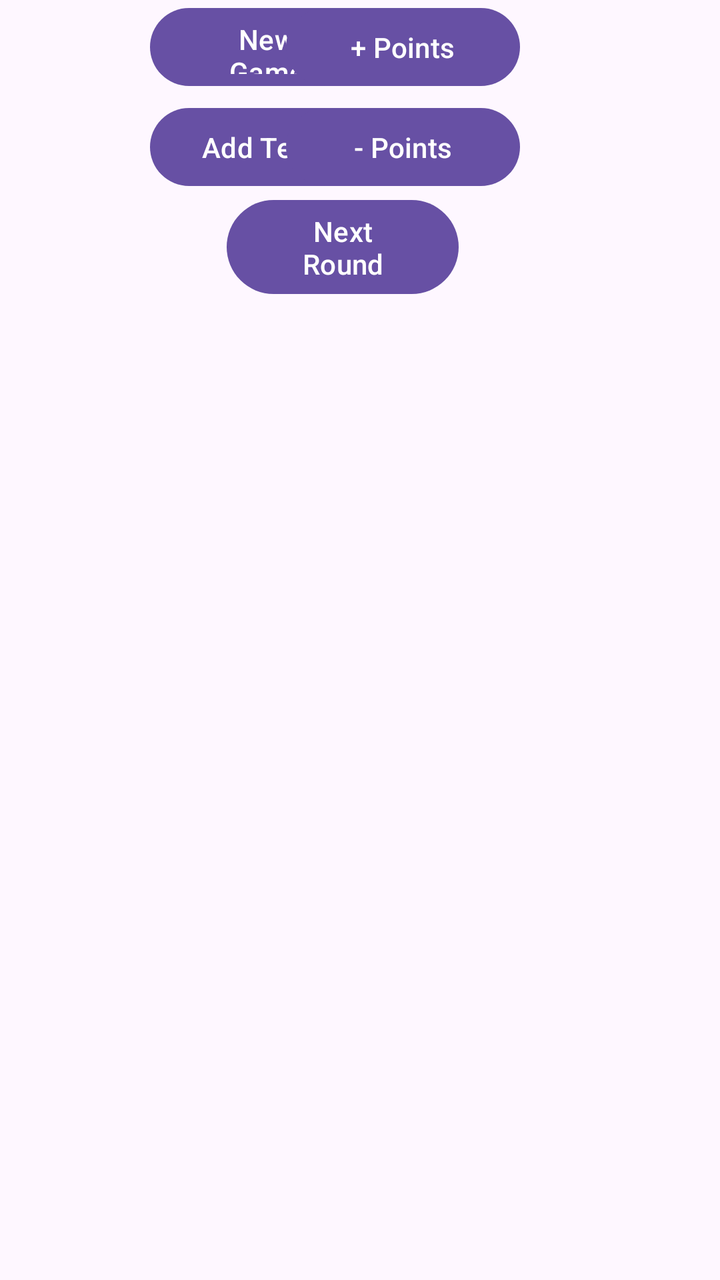
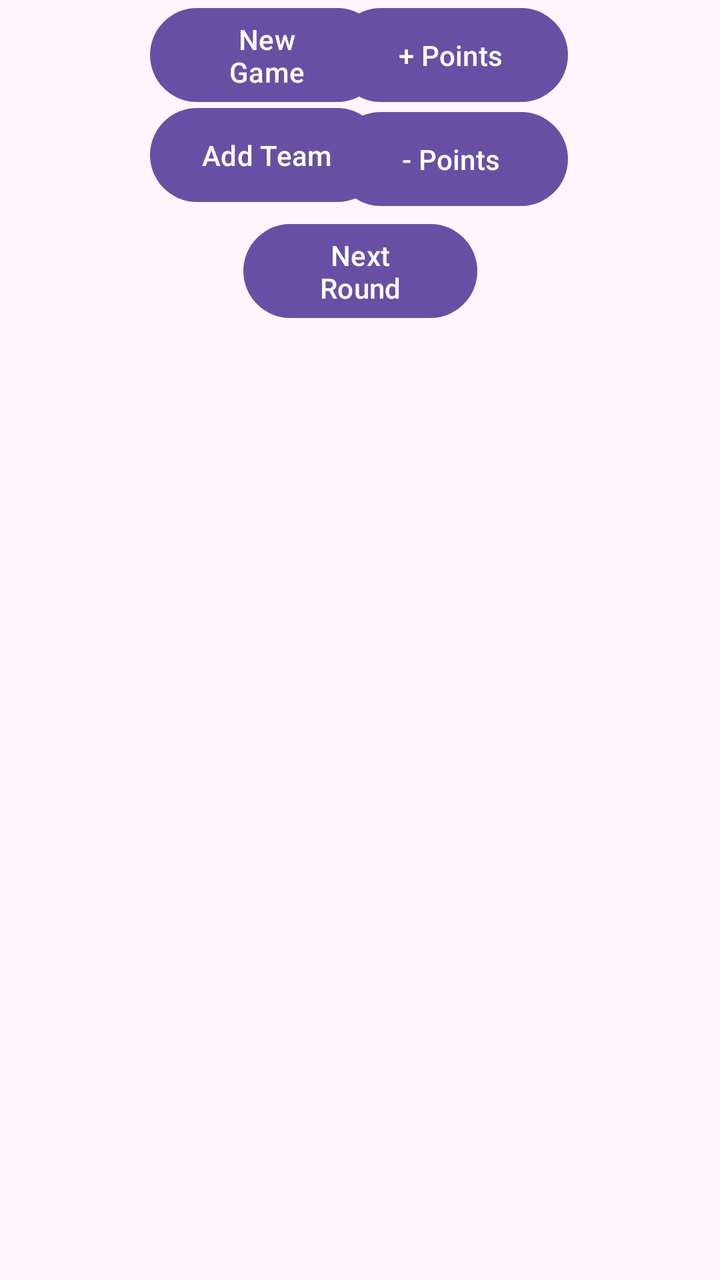

Two renders of the same Android screen: before a commit and after it. Below are the layout's source before the change and the commit's diff.
<!-- AndroidManifest.xml: application theme Theme.Trivia_game -->
<!-- res/layout/activity_main.xml -->
<?xml version="1.0" encoding="utf-8"?>
    <androidx.constraintlayout.widget.ConstraintLayout xmlns:android="http://schemas.android.com/apk/res/android"
            xmlns:app="http://schemas.android.com/apk/res-auto"
            xmlns:tools="http://schemas.android.com/tools"
            android:id="@+id/main"
            android:layout_width="match_parent"
            android:layout_height="match_parent"
            tools:context=".MainActivity">



            <Button
                android:id="@+id/newGame"
                android:layout_width="117dp"
                android:layout_height="47dp"
                android:layout_marginStart="75dp"
                android:text="New Game"
                app:layout_constraintStart_toStartOf="parent"
                app:layout_constraintTop_toTopOf="parent"
                tools:ignore="MissingConstraints" />

            <Button
                android:id="@+id/nextRound"
                android:layout_width="116dp"
                android:layout_height="55dp"
                android:layout_marginTop="96dp"
                android:text="Next Round"
                app:layout_constraintEnd_toEndOf="parent"
                app:layout_constraintHorizontal_bias="0.464"
                app:layout_constraintStart_toStartOf="parent"
                app:layout_constraintTop_toTopOf="parent" />

            <Button
                android:id="@+id/addTeam"
                android:layout_width="117dp"
                android:layout_height="47dp"
                android:layout_marginStart="75dp"
                android:layout_marginTop="50dp"
                android:text="Add Team"
                app:layout_constraintStart_toStartOf="parent"
                app:layout_constraintTop_toTopOf="parent" />

            <Button
                android:id="@+id/addPoints"
                android:layout_width="117dp"
                android:layout_height="47dp"
                android:layout_marginEnd="100dp"
                android:text="+ Points"
                app:layout_constraintEnd_toEndOf="parent"
                app:layout_constraintTop_toTopOf="parent" />

            <Button
                android:id="@+id/subtractPoints"
                android:layout_width="117dp"
                android:layout_height="47dp"
                android:layout_marginTop="50dp"
                android:layout_marginEnd="100dp"
                android:text="- Points"
                app:layout_constraintEnd_toEndOf="parent"
                app:layout_constraintTop_toTopOf="@+id/addPoints" />

    <Button
        android:id="@+id/confirmTeam"
        android:layout_width="wrap_content"
        android:layout_height="wrap_content"
        android:text="Confirm Team"
        android:visibility="gone"
        app:layout_constraintBottom_toTopOf="@+id/teamInputContainer"
        app:layout_constraintEnd_toEndOf="parent"
        app:layout_constraintHorizontal_bias="1.0"
        app:layout_constraintStart_toStartOf="parent" />

    <com.google.android.material.textfield.TextInputLayout
        android:id="@+id/teamInputContainer"
        android:layout_width="match_parent"
        android:layout_height="wrap_content"
        android:layout_marginStart="4dp"
        android:visibility="gone"
        app:layout_constraintBottom_toBottomOf="parent"
        app:layout_constraintStart_toStartOf="parent"
        app:layout_constraintTop_toTopOf="parent"
        app:layout_constraintVertical_bias="0.997">

        <com.google.android.material.textfield.TextInputEditText
            android:id="@+id/teamInputLayout"
            android:layout_width="match_parent"
            android:layout_height="wrap_content"
            android:layout_marginStart="4dp"
            android:hint="Team Name" />

    </com.google.android.material.textfield.TextInputLayout>

    <LinearLayout
        android:id="@+id/teamsContainer"
        android:layout_width="match_parent"
        android:layout_height="wrap_content"
        android:layout_marginTop="168dp"
        android:orientation="vertical"
        android:padding="16dp"
        app:layout_constraintTop_toTopOf="parent"
        tools:layout_editor_absoluteX="0dp"></LinearLayout>


</androidx.constraintlayout.widget.ConstraintLayout>
<!-- resources referenced by this layout -->
<resources>
  <style name="Theme.Trivia_game" parent="Base.Theme.Trivia_game" />
  <style name="Base.Theme.Trivia_game" parent="Theme.Material3.DayNight.NoActionBar">
          
          
      </style>
</resources>

<!-- the commit's change to res/layout/activity_main.xml (unified diff, before → after) -->
@@ -1,104 +1,87 @@
 <?xml version="1.0" encoding="utf-8"?>
-    <androidx.constraintlayout.widget.ConstraintLayout xmlns:android="http://schemas.android.com/apk/res/android"
-            xmlns:app="http://schemas.android.com/apk/res-auto"
-            xmlns:tools="http://schemas.android.com/tools"
-            android:id="@+id/main"
-            android:layout_width="match_parent"
-            android:layout_height="match_parent"
-            tools:context=".MainActivity">
+<androidx.constraintlayout.widget.ConstraintLayout
+        xmlns:android="http://schemas.android.com/apk/res/android"
+        xmlns:app="http://schemas.android.com/apk/res-auto"
+        xmlns:tools="http://schemas.android.com/tools"
+        android:id="@+id/main"
+        android:fitsSystemWindows="true"
+        android:layout_width="match_parent"
+        android:layout_height="match_parent"
+        tools:context=".MainActivity">
 
 
+        <ScrollView
+            android:id="@+id/teamsScrollView"
+            android:layout_width="408dp"
+            android:layout_height="566dp"
+            android:layout_marginTop="164dp"
+            app:layout_constraintEnd_toEndOf="parent"
+            app:layout_constraintHorizontal_bias="1.0"
+            app:layout_constraintStart_toStartOf="parent"
+            app:layout_constraintTop_toTopOf="parent">
 
-            <Button
-                android:id="@+id/newGame"
-                android:layout_width="117dp"
-                android:layout_height="47dp"
-                android:layout_marginStart="75dp"
-                android:text="New Game"
-                app:layout_constraintStart_toStartOf="parent"
+            <LinearLayout
+                android:id="@+id/teamsContainer"
+                android:layout_width="match_parent"
+                android:layout_height="wrap_content"
+                android:layout_marginTop="0dp"
+                android:orientation="vertical"
+                android:padding="16dp"
                 app:layout_constraintTop_toTopOf="parent"
-                tools:ignore="MissingConstraints" />
+                tools:layout_editor_absoluteX="0dp">
 
-            <Button
-                android:id="@+id/nextRound"
-                android:layout_width="116dp"
-                android:layout_height="55dp"
-                android:layout_marginTop="96dp"
-                android:text="Next Round"
-                app:layout_constraintEnd_toEndOf="parent"
-                app:layout_constraintHorizontal_bias="0.464"
-                app:layout_constraintStart_toStartOf="parent"
-                app:layout_constraintTop_toTopOf="parent" />
+            </LinearLayout>
+        </ScrollView>
 
-            <Button
-                android:id="@+id/addTeam"
-                android:layout_width="117dp"
-                android:layout_height="47dp"
-                android:layout_marginStart="75dp"
-                android:layout_marginTop="50dp"
-                android:text="Add Team"
-                app:layout_constraintStart_toStartOf="parent"
-                app:layout_constraintTop_toTopOf="parent" />
+        <Button
+            android:id="@+id/newGame"
+            android:layout_width="117dp"
+            android:layout_height="55dp"
+            android:layout_marginStart="75dp"
+            android:text="New Game"
+            app:layout_constraintStart_toStartOf="parent"
+            app:layout_constraintTop_toTopOf="parent"
+            tools:ignore="MissingConstraints" />
 
-            <Button
-                android:id="@+id/addPoints"
-                android:layout_width="117dp"
-                android:layout_height="47dp"
-                android:layout_marginEnd="100dp"
-                android:text="+ Points"
-                app:layout_constraintEnd_toEndOf="parent"
-                app:layout_constraintTop_toTopOf="parent" />
-
-            <Button
-                android:id="@+id/subtractPoints"
-                android:layout_width="117dp"
-                android:layout_height="47dp"
-                android:layout_marginTop="50dp"
-                android:layout_marginEnd="100dp"
-                android:text="- Points"
-                app:layout_constraintEnd_toEndOf="parent"
-                app:layout_constraintTop_toTopOf="@+id/addPoints" />
 
     <Button
-        android:id="@+id/confirmTeam"
-        android:layout_width="wrap_content"
-        android:layout_height="wrap_content"
-        android:text="Confirm Team"
-        android:visibility="gone"
-        app:layout_constraintBottom_toTopOf="@+id/teamInputContainer"
+        android:id="@+id/nextRound"
+        android:layout_width="117dp"
+        android:layout_height="55dp"
+        android:layout_marginTop="108dp"
+        android:text="Next Round"
         app:layout_constraintEnd_toEndOf="parent"
-        app:layout_constraintHorizontal_bias="1.0"
-        app:layout_constraintStart_toStartOf="parent" />
+        app:layout_constraintStart_toStartOf="parent"
+        app:layout_constraintTop_toTopOf="parent" />
 
-    <com.google.android.material.textfield.TextInputLayout
-        android:id="@+id/teamInputContainer"
-        android:layout_width="match_parent"
-        android:layout_height="wrap_content"
-        android:layout_marginStart="4dp"
-        android:visibility="gone"
-        app:layout_constraintBottom_toBottomOf="parent"
-        app:layout_constraintStart_toStartOf="parent"
-        app:layout_constraintTop_toTopOf="parent"
-        app:layout_constraintVertical_bias="0.997">
+    <Button
+            android:id="@+id/addTeam"
+            android:layout_width="117dp"
+            android:layout_height="55dp"
+            android:layout_marginStart="75dp"
+            android:layout_marginTop="50dp"
+            android:text="Add Team"
+            app:layout_constraintStart_toStartOf="parent"
+            app:layout_constraintTop_toTopOf="parent" />
 
-        <com.google.android.material.textfield.TextInputEditText
-            android:id="@+id/teamInputLayout"
-            android:layout_width="match_parent"
-            android:layout_height="wrap_content"
-            android:layout_marginStart="4dp"
-            android:hint="Team Name" />
+        <Button
+            android:id="@+id/addPoints"
+            android:layout_width="117dp"
+            android:layout_height="55dp"
+            android:layout_marginEnd="76dp"
+            android:text="+ Points"
+            app:layout_constraintEnd_toEndOf="parent"
+            app:layout_constraintTop_toTopOf="parent" />
 
-    </com.google.android.material.textfield.TextInputLayout>
-
-    <LinearLayout
-        android:id="@+id/teamsContainer"
-        android:layout_width="match_parent"
-        android:layout_height="wrap_content"
-        android:layout_marginTop="168dp"
-        android:orientation="vertical"
-        android:padding="16dp"
-        app:layout_constraintTop_toTopOf="parent"
-        tools:layout_editor_absoluteX="0dp"></LinearLayout>
+        <Button
+            android:id="@+id/subtractPoints"
+            android:layout_width="117dp"
+            android:layout_height="55dp"
+            android:layout_marginTop="52dp"
+            android:layout_marginEnd="76dp"
+            android:text="- Points"
+            app:layout_constraintEnd_toEndOf="parent"
+            app:layout_constraintTop_toTopOf="@+id/addPoints" />
 
 
 </androidx.constraintlayout.widget.ConstraintLayout>
